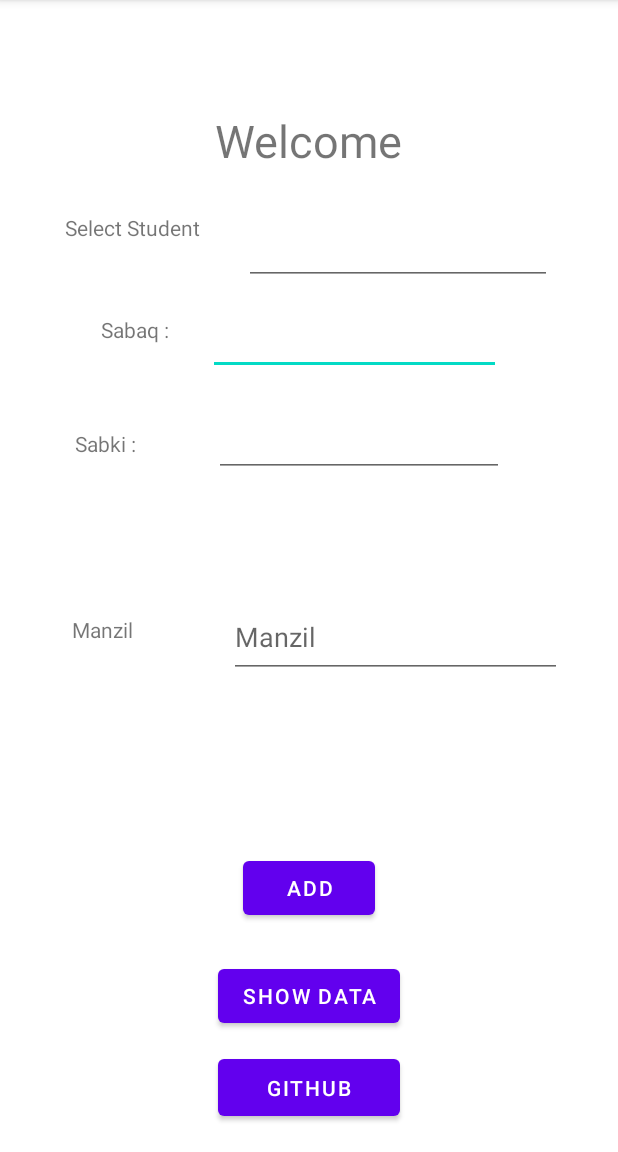
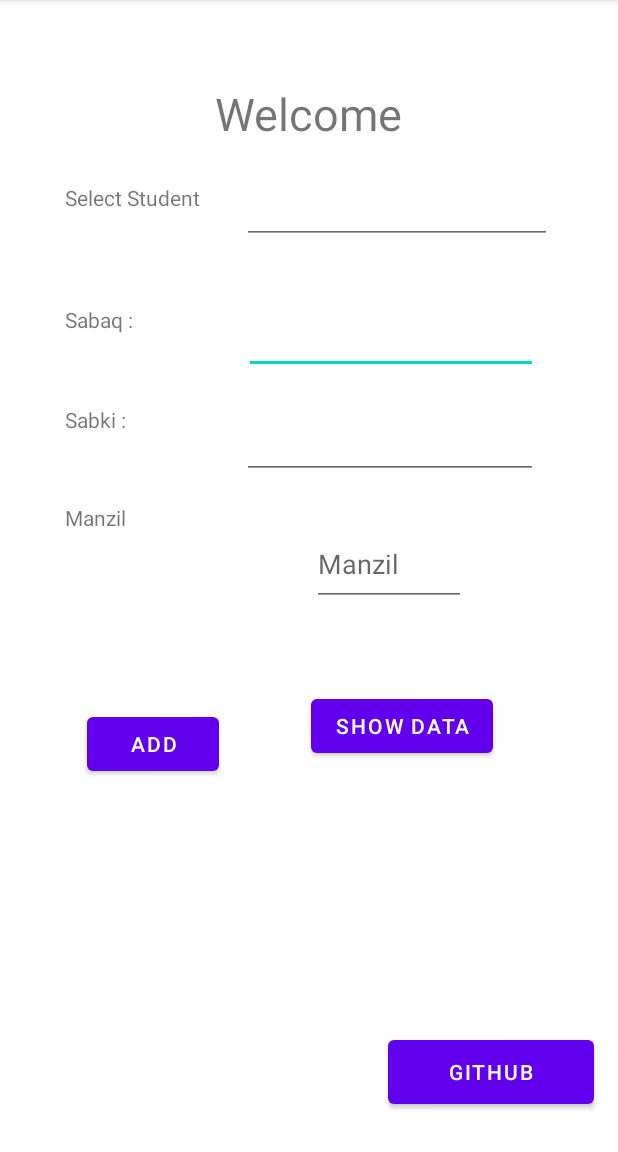
Before and after one commit to Sayyeda-Fatima/MadrassaData, an Android app: the screen it shows after launch (MainActivity), on a phone screen of 412 x 824 dp, the part 84-1236 px from its top. Run offline under Robolectric (Android 15) with nearby library versions, the phone set to English and light mode, and no system bars.

Commit message:
Better layout

```diff
--- a/app/src/main/res/layout/activity_main.xml
+++ b/app/src/main/res/layout/activity_main.xml
@@ -10,24 +10,25 @@
         android:id="@+id/txtPersonName"
         android:layout_width="wrap_content"
         android:layout_height="wrap_content"
-        android:layout_marginTop="16dp"
-        android:layout_marginBottom="227dp"
+        android:layout_marginStart="10dp"
+        android:layout_marginTop="55dp"
+        android:layout_marginBottom="12dp"
         android:text="Welcome"
         android:textSize="30sp"
-        app:layout_constraintBottom_toTopOf="@+id/manzilView"
-        app:layout_constraintEnd_toEndOf="parent"
-        app:layout_constraintStart_toStartOf="parent"
+        app:layout_constraintBottom_toTopOf="@+id/optStudent"
+        app:layout_constraintStart_toEndOf="@+id/selectSalahLabel"
         app:layout_constraintTop_toTopOf="parent" />
 
     <EditText
         android:id="@+id/sabaqView"
-        android:layout_width="195dp"
-        android:layout_height="48dp"
-        android:layout_marginTop="12dp"
-        android:layout_marginEnd="11dp"
+        android:layout_width="0dp"
+        android:layout_height="0dp"
+        android:layout_marginEnd="53dp"
+        android:layout_marginBottom="15dp"
         android:ems="10"
         android:inputType="textPersonName"
         android:textSize="20sp"
+        app:layout_constraintBottom_toTopOf="@+id/sabkiView"
         app:layout_constraintEnd_toEndOf="parent"
         app:layout_constraintStart_toEndOf="@+id/rakatTitle"
         app:layout_constraintTop_toBottomOf="@+id/optStudent"
@@ -35,79 +36,95 @@
 
     <EditText
         android:id="@+id/sabkiView"
-        android:layout_width="193dp"
-        android:layout_height="48dp"
-        android:layout_marginStart="4dp"
+        android:layout_width="0dp"
+        android:layout_height="0dp"
+        android:layout_marginEnd="53dp"
+        android:layout_marginBottom="29dp"
         android:ems="10"
         android:inputType="textPersonName"
         android:textSize="20sp"
-        app:layout_constraintBaseline_toBaselineOf="@+id/titleNafal"
-        app:layout_constraintStart_toStartOf="@+id/sabaqView"
+        app:layout_constraintBottom_toTopOf="@+id/manzilView"
+        app:layout_constraintEnd_toEndOf="parent"
+        app:layout_constraintStart_toEndOf="@+id/titleNafal"
+        app:layout_constraintTop_toBottomOf="@+id/sabaqView"
         tools:ignore="SpeakableTextPresentCheck" />
 
     <EditText
         android:id="@+id/manzilView"
-        android:layout_width="222dp"
-        android:layout_height="54dp"
-        android:layout_marginEnd="37dp"
-        android:layout_marginBottom="316dp"
+        android:layout_width="0dp"
+        android:layout_height="0dp"
+        android:layout_marginEnd="101dp"
+        android:layout_marginBottom="56dp"
         android:ems="10"
         android:hint="Manzil"
         android:inputType="textPersonName"
-        app:layout_constraintBottom_toBottomOf="parent"
+        app:layout_constraintBottom_toTopOf="@+id/btnDisplay"
         app:layout_constraintEnd_toEndOf="parent"
-        app:layout_constraintHorizontal_bias="1.0"
-        app:layout_constraintStart_toEndOf="@+id/selectDateLabel" />
+        app:layout_constraintStart_toEndOf="@+id/selectDateLabel"
+        app:layout_constraintTop_toBottomOf="@+id/sabkiView" />
 
     <TextView
         android:id="@+id/titleNafal"
         android:layout_width="wrap_content"
         android:layout_height="wrap_content"
-        android:layout_marginTop="36dp"
-        android:layout_marginEnd="52dp"
+        android:layout_marginStart="43dp"
+        android:layout_marginEnd="77dp"
+        android:layout_marginBottom="46dp"
         android:text="Sabki :"
+        app:layout_constraintBottom_toTopOf="@+id/selectDateLabel"
         app:layout_constraintEnd_toStartOf="@+id/sabkiView"
-        app:layout_constraintTop_toBottomOf="@+id/sabaqView" />
+        app:layout_constraintStart_toStartOf="parent"
+        app:layout_constraintTop_toBottomOf="@+id/rakatTitle" />
 
     <TextView
         android:id="@+id/selectSalahLabel"
         android:layout_width="wrap_content"
         android:layout_height="wrap_content"
+        android:layout_marginStart="43dp"
+        android:layout_marginTop="122dp"
+        android:layout_marginEnd="28dp"
+        android:layout_marginBottom="62dp"
         android:text="Select Student"
+        app:layout_constraintBottom_toTopOf="@+id/rakatTitle"
         app:layout_constraintEnd_toStartOf="@+id/optStudent"
-        app:layout_constraintHorizontal_bias="0.6"
         app:layout_constraintStart_toStartOf="parent"
-        app:layout_constraintTop_toTopOf="@+id/optStudent" />
+        app:layout_constraintTop_toTopOf="parent" />
 
     <TextView
         android:id="@+id/rakatTitle"
         android:layout_width="wrap_content"
         android:layout_height="wrap_content"
-        android:layout_marginTop="8dp"
-        android:layout_marginEnd="26dp"
+        android:layout_marginStart="43dp"
+        android:layout_marginEnd="74dp"
+        android:layout_marginBottom="47dp"
         android:text="Sabaq :"
+        app:layout_constraintBottom_toTopOf="@+id/titleNafal"
         app:layout_constraintEnd_toStartOf="@+id/sabaqView"
-        app:layout_constraintHorizontal_chainStyle="packed"
         app:layout_constraintStart_toStartOf="parent"
-        app:layout_constraintTop_toTopOf="@+id/sabaqView" />
+        app:layout_constraintTop_toBottomOf="@+id/selectSalahLabel" />
 
     <TextView
         android:id="@+id/selectDateLabel"
-        android:layout_width="73dp"
-        android:layout_height="25dp"
-        android:layout_marginStart="48dp"
-        android:layout_marginTop="12dp"
+        android:layout_width="0dp"
+        android:layout_height="0dp"
+        android:layout_marginStart="43dp"
+        android:layout_marginEnd="62dp"
+        android:layout_marginBottom="61dp"
         android:text="Manzil"
+        app:layout_constraintBottom_toTopOf="@+id/btnAddData"
+        app:layout_constraintEnd_toStartOf="@+id/manzilView"
         app:layout_constraintStart_toStartOf="parent"
-        app:layout_constraintTop_toTopOf="@+id/manzilView" />
+        app:layout_constraintTop_toBottomOf="@+id/titleNafal" />
 
     <EditText
         android:id="@+id/optStudent"
-        android:layout_width="205dp"
-        android:layout_height="48dp"
-        android:layout_marginTop="28dp"
+        android:layout_width="0dp"
+        android:layout_height="0dp"
         android:layout_marginEnd="44dp"
+        android:layout_marginBottom="31dp"
+        app:layout_constraintBottom_toTopOf="@+id/sabaqView"
         app:layout_constraintEnd_toEndOf="parent"
+        app:layout_constraintStart_toEndOf="@+id/selectSalahLabel"
         app:layout_constraintTop_toBottomOf="@+id/txtPersonName"
         tools:ignore="SpeakableTextPresentCheck" />
 
@@ -115,30 +132,35 @@
         android:id="@+id/btnAddData"
         android:layout_width="wrap_content"
         android:layout_height="wrap_content"
-        android:layout_marginBottom="152dp"
+        android:layout_marginEnd="4dp"
+        android:layout_marginBottom="248dp"
         android:text="Add"
         app:layout_constraintBottom_toBottomOf="parent"
-        app:layout_constraintEnd_toEndOf="parent"
-        app:layout_constraintStart_toStartOf="parent" />
+        app:layout_constraintEnd_toStartOf="@+id/btnDisplay"
+        app:layout_constraintStart_toStartOf="parent"
+        app:layout_constraintTop_toBottomOf="@+id/selectDateLabel" />
 
     <Button
         android:id="@+id/btnDisplay"
         android:layout_width="wrap_content"
         android:layout_height="wrap_content"
-        android:layout_marginBottom="80dp"
+        android:layout_marginEnd="25dp"
+        android:layout_marginBottom="179dp"
         android:text="Show Data"
-        app:layout_constraintBottom_toBottomOf="parent"
+        app:layout_constraintBottom_toTopOf="@+id/gitButton"
         app:layout_constraintEnd_toEndOf="parent"
-        app:layout_constraintStart_toStartOf="parent" />
+        app:layout_constraintStart_toEndOf="@+id/btnAddData"
+        app:layout_constraintTop_toBottomOf="@+id/manzilView" />
 
     <Button
         android:id="@+id/gitButton"
-        android:layout_width="121dp"
-        android:layout_height="50dp"
-        android:layout_marginTop="12dp"
+        android:layout_width="137dp"
+        android:layout_height="0dp"
+        android:layout_marginEnd="16dp"
+        android:layout_marginBottom="26dp"
         android:text="GitHub"
+        app:layout_constraintBottom_toBottomOf="parent"
         app:layout_constraintEnd_toEndOf="parent"
-        app:layout_constraintStart_toStartOf="parent"
         app:layout_constraintTop_toBottomOf="@+id/btnDisplay" />
 
 
```
